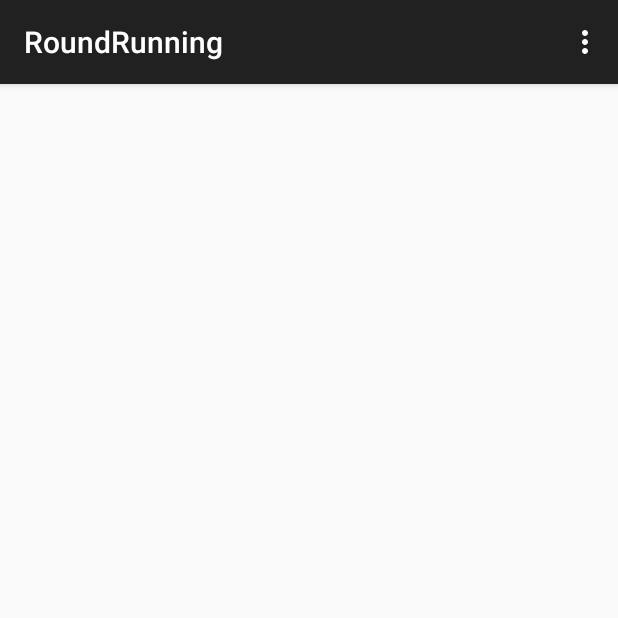
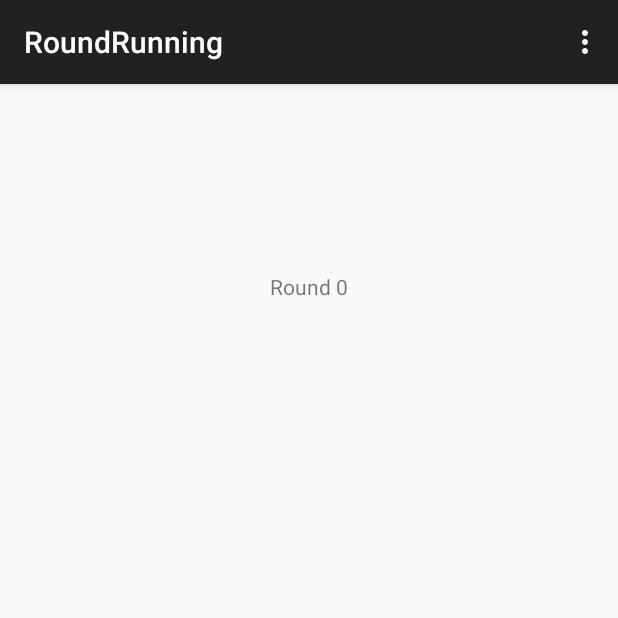
Before and after one commit to mauriciominella/AndroidVerbTrainer, an Android app: the RoundRunActivity screen opened directly, with no data from a screen before it, on a phone screen of 412 x 824 dp, the top half of it. Run offline under Robolectric (Android 15) with nearby library versions, the phone set to English and light mode, and no system bars; 1 statement that could not run was skipped.

Commit message:
- Round number has been passed from MainActivity to RoundRun act.  - Start implementing the logic on RoundRunController

```diff
--- a/CapigoaTrainer/app/src/main/java/com/bravi/capigoatrainer/app/RoundRunActivity.java
+++ b/CapigoaTrainer/app/src/main/java/com/bravi/capigoatrainer/app/RoundRunActivity.java
@@ -4,6 +4,9 @@ import android.support.v7.app.ActionBarActivity;
 import android.os.Bundle;
 import android.view.Menu;
 import android.view.MenuItem;
+import android.widget.TextView;
+
+import com.bravi.capigoatrainer.domain.RoundRunController;
 
 
 public class RoundRunActivity extends ActionBarActivity {
@@ -15,6 +18,12 @@ public class RoundRunActivity extends ActionBarActivity {
 
         Bundle b = getIntent().getExtras();
         int roundNumber = b.getInt(MainActivity.ROUND_NUMBER_KEY);
+
+        RoundRunController roundController = new RoundRunController(roundNumber);
+        roundController.Load();
+
+        TextView roundTitle = (TextView)findViewById(R.id.txtRoundRunTitle);
+        roundTitle.setText("Round " + Integer.toString(roundNumber));
     }
 
 
--- a/CapigoaTrainer/app/src/main/res/layout/activity_round_run.xml
+++ b/CapigoaTrainer/app/src/main/res/layout/activity_round_run.xml
@@ -9,5 +9,12 @@
     tools:context="com.bravi.capigoatrainer.app.RoundRunActivity">
 
 
-
+    <TextView
+        android:layout_width="wrap_content"
+        android:layout_height="wrap_content"
+        android:text=""
+        android:id="@+id/txtRoundRunTitle"
+        android:layout_alignParentTop="true"
+        android:layout_centerHorizontal="true"
+        android:layout_marginTop="109dp" />
 </RelativeLayout>
```
Also changed, not shown: CapigoaTrainer/app/src/main/java/com/bravi/capigoatrainer/domain/VerbList.java (+26 -1 lines).
